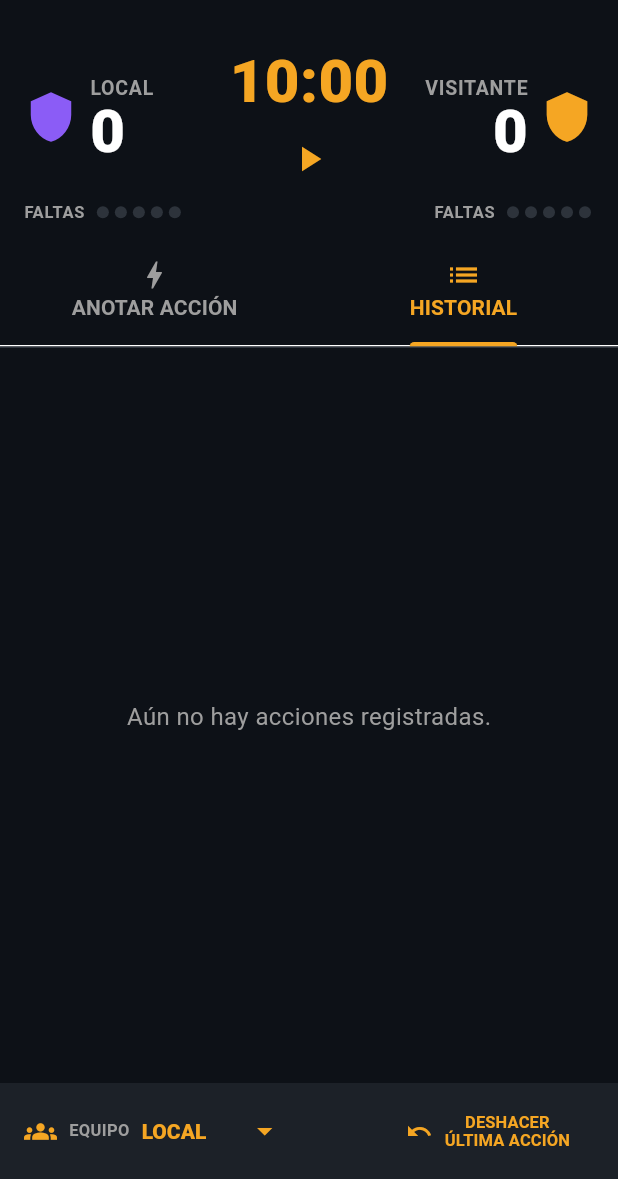
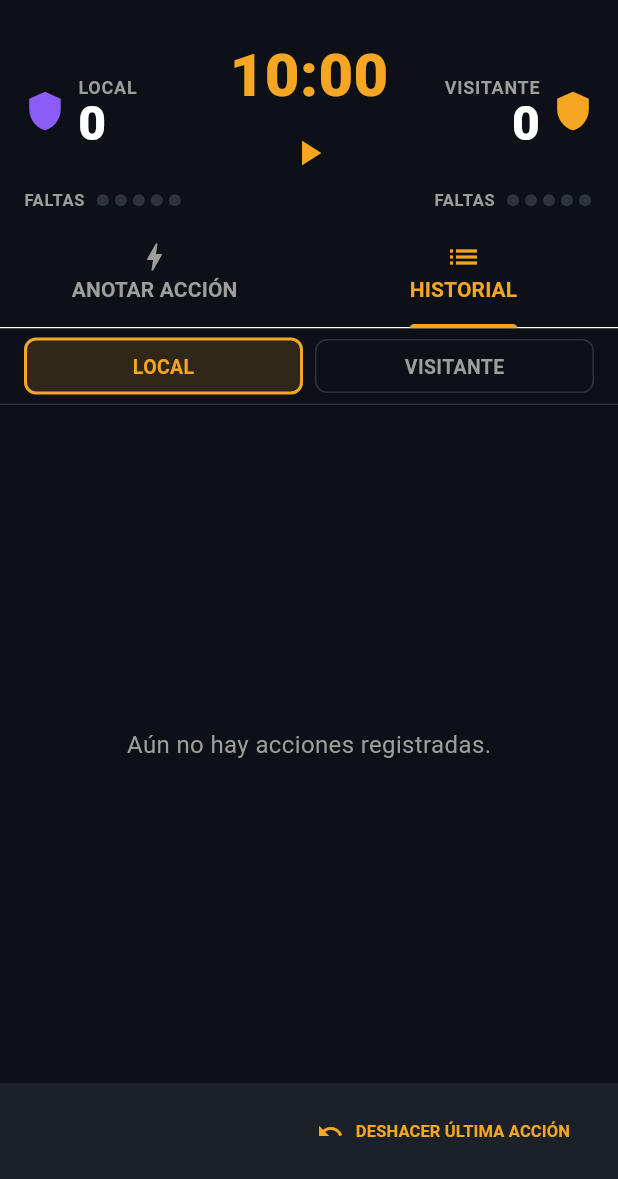
Before and after one commit to pferjap/basketballmatchstats_mobileapp, a Flutter app: the CourtViewPage screen opened directly with empty values, tab 2 chosen, on a phone screen of 412 x 824 dp, the part 57-1236 px from its top. Run offline on Flutter 3.47's test engine with Material 3 defaults, Android fonts, the phone set to English and light mode, and no system bars; our stand-ins replace cached_network_image, connectivity_plus, dio, drift, flutter_riverpod, flutter_secure_storage and 5 more; accounts and stored records are empty; generated files the repository leaves out were written again; network calls fail.

Commit message:
fix(matches): fix event recording, spectator access and annotation UI
- Remove extra fields (id, matchId, createdAt) from event payload that caused
  400 with API's forbidNonWhitelisted validation
- Make live match initialization resilient to missing statistics endpoint
- Await team name resolution before navigating to avoid showing UUIDs
- Compact score header (smaller font/crest, less padding)
- Move team selector from bottom bar to inline toggle below tabs
- Simplify bottom bar to just the undo action

Co-authored-by: Copilot <223556219+Copilot@users.noreply.github.com>

```diff
--- a/lib/features/matches/data/repositories/event_repository_impl.dart
+++ b/lib/features/matches/data/repositories/event_repository_impl.dart
@@ -88,18 +88,14 @@ class EventRepositoryImpl implements EventRepository {
   }) {
     final coordinates = params.coordinates;
     return <String, dynamic>{
-      'id': id,
-      'matchId': matchId,
       'teamId': params.teamId,
-      'playerId': params.playerId,
+      if (params.playerId != null) 'playerId': params.playerId,
       'eventType': const EventTypeConverter().toJson(params.eventType),
       'period': params.period,
       'gameClock': params.gameClock,
-      'coordinates': coordinates == null
-          ? null
-          : CoordinatesModel.fromEntity(coordinates).toJson(),
-      'metadata': params.metadata,
-      'createdAt': createdAt.toIso8601String(),
+      if (coordinates != null)
+        'coordinates': CoordinatesModel.fromEntity(coordinates).toJson(),
+      if (params.metadata != null) 'metadata': params.metadata,
     };
   }
 }
--- a/lib/features/matches/presentation/pages/court_view_page.dart
+++ b/lib/features/matches/presentation/pages/court_view_page.dart
@@ -8,7 +8,6 @@ import '../../../../core/theme/ui_constants.dart';
 import '../models/court_view_args.dart';
 import '../providers/annotation_state_provider.dart';
 import '../widgets/action_grid.dart';
-import '../widgets/annotation_bottom_bar.dart';
 import '../widgets/annotation_history_tab.dart';
 import '../widgets/annotation_score_header.dart';
 import '../widgets/annotation_stepper.dart';
@@ -120,6 +119,12 @@ class _CourtViewPageState extends ConsumerState<CourtViewPage>
             onClockTick: controller.setGameClock,
           ),
           _TabHeader(controller: _tabController),
+          _TeamToggle(
+            home: _args.home,
+            away: _args.away,
+            annotatingTeamId: state.annotatingTeamId,
+            onTeamChanged: controller.setAnnotatingTeam,
+          ),
           const Divider(color: AppColors.divider, height: 1),
           Expanded(
             child: TabBarView(
@@ -144,13 +149,32 @@ class _CourtViewPageState extends ConsumerState<CourtViewPage>
           ),
         ],
       ),
-      bottomNavigationBar: AnnotationBottomBar(
-        home: _args.home,
-        away: _args.away,
-        annotatingTeamId: state.annotatingTeamId,
-        onTeamChanged: controller.setAnnotatingTeam,
-        onUndo: controller.undoLast,
-        undoEnabled: state.events.isNotEmpty,
+      bottomNavigationBar: SafeArea(
+        top: false,
+        child: Container(
+          color: AppColors.surface,
+          padding: const EdgeInsets.symmetric(
+            horizontal: kSpacingM,
+            vertical: kSpacingS,
+          ),
+          child: Row(
+            mainAxisAlignment: MainAxisAlignment.end,
+            children: <Widget>[
+              TextButton.icon(
+                onPressed: state.events.isNotEmpty ? controller.undoLast : null,
+                icon: const Icon(Icons.undo, color: AppColors.primary),
+                label: const Text(
+                  'DESHACER ÚLTIMA ACCIÓN',
+                  style: TextStyle(
+                    color: AppColors.primary,
+                    fontSize: 11,
+                    fontWeight: FontWeight.w700,
+                  ),
+                ),
+              ),
+            ],
+          ),
+        ),
       ),
     );
   }
@@ -183,6 +207,89 @@ class _TabHeader extends StatelessWidget {
             child: Text('HISTORIAL'),
           ),
         ],
+      ),
+    );
+  }
+}
+
+class _TeamToggle extends StatelessWidget {
+  const _TeamToggle({
+    required this.home,
+    required this.away,
+    required this.annotatingTeamId,
+    required this.onTeamChanged,
+  });
+
+  final CourtTeam home;
+  final CourtTeam away;
+  final String annotatingTeamId;
+  final ValueChanged<String> onTeamChanged;
+
+  @override
+  Widget build(BuildContext context) {
+    return Container(
+      color: AppColors.background,
+      padding: const EdgeInsets.symmetric(horizontal: kSpacingM, vertical: 6),
+      child: Row(
+        children: <Widget>[
+          Expanded(
+            child: _ToggleChip(
+              label: home.name.toUpperCase(),
+              selected: annotatingTeamId == home.id,
+              onTap: () => onTeamChanged(home.id),
+            ),
+          ),
+          const SizedBox(width: kSpacingS),
+          Expanded(
+            child: _ToggleChip(
+              label: away.name.toUpperCase(),
+              selected: annotatingTeamId == away.id,
+              onTap: () => onTeamChanged(away.id),
+            ),
+          ),
+        ],
+      ),
+    );
+  }
+}
+
+class _ToggleChip extends StatelessWidget {
+  const _ToggleChip({
+    required this.label,
+    required this.selected,
+    required this.onTap,
+  });
+
+  final String label;
+  final bool selected;
+  final VoidCallback onTap;
+
+  @override
+  Widget build(BuildContext context) {
+    return GestureDetector(
+      onTap: onTap,
+      child: AnimatedContainer(
+        duration: const Duration(milliseconds: 200),
+        padding: const EdgeInsets.symmetric(vertical: 8),
+        alignment: Alignment.center,
+        decoration: BoxDecoration(
+          color: selected
+              ? AppColors.primary.withValues(alpha: 0.15)
+              : Colors.transparent,
+          borderRadius: BorderRadius.circular(8),
+          border: Border.all(
+            color: selected ? AppColors.primary : AppColors.divider,
+            width: selected ? 2 : 1,
+          ),
+        ),
+        child: Text(
+          label,
+          style: TextStyle(
+            color: selected ? AppColors.primary : AppColors.textSecondary,
+            fontSize: 13,
+            fontWeight: FontWeight.w700,
+          ),
+        ),
       ),
     );
   }
--- a/lib/features/matches/presentation/pages/match_list_page.dart
+++ b/lib/features/matches/presentation/pages/match_list_page.dart
@@ -58,13 +58,10 @@ class _MatchListPageState extends ConsumerState<MatchListPage> {
     MatchListMode.spectate => 'Asistir a un partido',
   };
 
-  void _openMatch(Match match) {
-    final homeName =
-        ref.read(teamNameProvider(match.homeTeamId)).valueOrNull ??
-            match.homeTeamId;
-    final awayName =
-        ref.read(teamNameProvider(match.awayTeamId)).valueOrNull ??
-            match.awayTeamId;
+  Future<void> _openMatch(Match match) async {
+    final homeName = await ref.read(teamNameProvider(match.homeTeamId).future);
+    final awayName = await ref.read(teamNameProvider(match.awayTeamId).future);
+    if (!mounted) return;
 
     switch (widget.mode) {
       case MatchListMode.annotate:
--- a/lib/features/matches/presentation/providers/live_match_provider.dart
+++ b/lib/features/matches/presentation/providers/live_match_provider.dart
@@ -129,14 +129,23 @@ class LiveMatchController
       await _ws.connect();
       _ws.joinMatch(matchId);
 
-      final statistics = await _repository.getMatchStatistics(matchId);
+      // Statistics endpoint may not be available — score will be derived from
+      // events in a future phase; for now, gracefully default to null.
+      MatchScore? score;
+      try {
+        final statistics = await _repository.getMatchStatistics(matchId);
+        score = statistics.score;
+      } catch (_) {
+        // Statistics unavailable; proceed without score.
+      }
+
       final page = await _repository.getMatchEvents(matchId, limit: 50);
       final events = _sorted(page.items);
       _lastEventAt = events.isNotEmpty ? events.first.createdAt : null;
 
       _setState(
         state.copyWith(
-          score: statistics.score,
+          score: score,
           events: events,
           isLoading: false,
           hasMoreEarlier: page.hasMore,
--- a/lib/features/matches/presentation/widgets/annotation_score_header.dart
+++ b/lib/features/matches/presentation/widgets/annotation_score_header.dart
@@ -40,7 +40,7 @@ class AnnotationScoreHeader extends StatelessWidget {
       color: AppColors.background,
       padding: const EdgeInsets.symmetric(
         horizontal: kSpacingM,
-        vertical: kSpacingS,
+        vertical: 4,
       ),
       child: Column(
         children: <Widget>[
@@ -70,7 +70,6 @@ class AnnotationScoreHeader extends StatelessWidget {
               ),
             ],
           ),
-          const SizedBox(height: kSpacingXS),
           Row(
             children: <Widget>[
               Expanded(
@@ -108,7 +107,7 @@ class _TeamBlock extends StatelessWidget {
 
   @override
   Widget build(BuildContext context) {
-    final crest = Icon(Icons.shield, color: crestColor, size: 36);
+    final crest = Icon(Icons.shield, color: crestColor, size: 28);
     final label = Column(
       crossAxisAlignment: alignEnd
           ? CrossAxisAlignment.end
@@ -121,7 +120,7 @@ class _TeamBlock extends StatelessWidget {
           overflow: TextOverflow.ellipsis,
           style: const TextStyle(
             color: AppColors.textSecondary,
-            fontSize: 13,
+            fontSize: 12,
             fontWeight: FontWeight.w700,
             letterSpacing: 0.5,
           ),
@@ -130,7 +129,7 @@ class _TeamBlock extends StatelessWidget {
           '$score',
           style: const TextStyle(
             color: AppColors.textPrimary,
-            fontSize: 40,
+            fontSize: 32,
             fontWeight: FontWeight.w800,
             height: 1,
           ),
```
